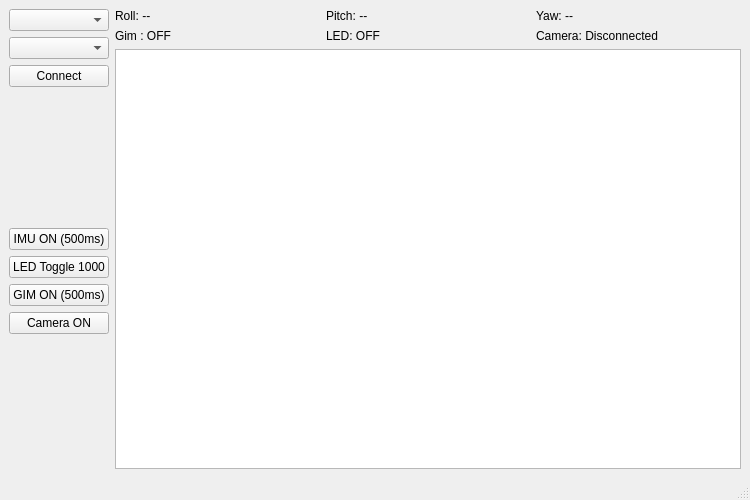
Above: mainwindow.ui from Dejavu-Jamaisvu/3Axis-Gimbal-Tracking_Firmware before the change. Below: the same form after it.
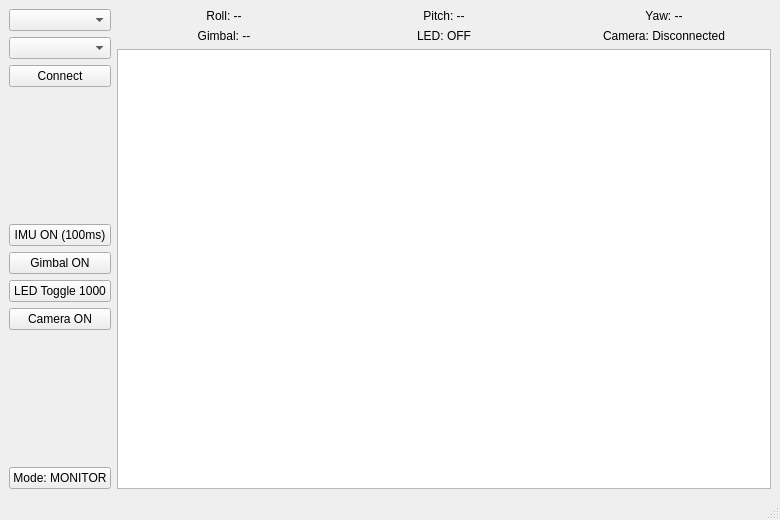
That is the form after the change.

Commit message: feat: del temp add mon raw data

The edit to the form file:
```diff
--- a/mainwindow.ui
+++ b/mainwindow.ui
@@ -6,8 +6,8 @@
    <rect>
     <x>0</x>
     <y>0</y>
-    <width>750</width>
-    <height>500</height>
+    <width>780</width>
+    <height>520</height>
    </rect>
   </property>
   <property name="windowTitle">
@@ -46,7 +46,14 @@
       <item>
        <widget class="QPushButton" name="btnToggleImu">
         <property name="text">
-         <string>IMU ON (500ms)</string>
+         <string>IMU ON (100ms)</string>
+        </property>
+       </widget>
+      </item>
+      <item>
+       <widget class="QPushButton" name="btnToggleGim">
+        <property name="text">
+         <string>Gimbal ON</string>
         </property>
        </widget>
       </item>
@@ -57,13 +64,6 @@
         </property>
        </widget>
       </item>
-      <item>
-       <widget class="QPushButton" name="btnToggleGim">
-        <property name="text">
-         <string>GIM ON (500ms)</string>
-        </property>
-       </widget>
-      </item>
       <item>
        <widget class="QPushButton" name="btnToggleCam">
         <property name="text">
@@ -76,14 +76,24 @@
         <property name="orientation">
          <enum>Qt::Vertical</enum>
         </property>
-        <property name="sizeHint" stdset="0">
+        <property name="sizeHint">
          <size>
           <width>20</width>
-          <height>40</height>
+          <height>20</height>
          </size>
         </property>
        </spacer>
       </item>
+      <item>
+       <widget class="QPushButton" name="btnToggleRaw">
+        <property name="text">
+         <string>Mode: MONITOR</string>
+        </property>
+        <property name="minimumHeight">
+         <number>35</number>
+        </property>
+       </widget>
+      </item>
      </layout>
     </item>
     <item>
@@ -95,6 +105,9 @@
           <property name="text">
            <string>Roll: --</string>
           </property>
+          <property name="alignment">
+           <set>Qt::AlignCenter</set>
+          </property>
          </widget>
         </item>
         <item row="0" column="1">
@@ -102,6 +115,9 @@
           <property name="text">
            <string>Pitch: --</string>
           </property>
+          <property name="alignment">
+           <set>Qt::AlignCenter</set>
+          </property>
          </widget>
         </item>
         <item row="0" column="2">
@@ -109,12 +125,18 @@
           <property name="text">
            <string>Yaw: --</string>
           </property>
+          <property name="alignment">
+           <set>Qt::AlignCenter</set>
+          </property>
          </widget>
         </item>
         <item row="1" column="0">
          <widget class="QLabel" name="lblGim">
           <property name="text">
-           <string>Gim : OFF</string>
+           <string>Gimbal: --</string>
+          </property>
+          <property name="alignment">
+           <set>Qt::AlignCenter</set>
           </property>
          </widget>
         </item>
@@ -123,6 +145,9 @@
           <property name="text">
            <string>LED: OFF</string>
           </property>
+          <property name="alignment">
+           <set>Qt::AlignCenter</set>
+          </property>
          </widget>
         </item>
         <item row="1" column="2">
@@ -130,6 +155,9 @@
           <property name="text">
            <string>Camera: Disconnected</string>
           </property>
+          <property name="alignment">
+           <set>Qt::AlignCenter</set>
+          </property>
          </widget>
         </item>
        </layout>
```
Left out of the diff: 9 changed lines with no effect on the pictures. The commit also changes 2 other files.
